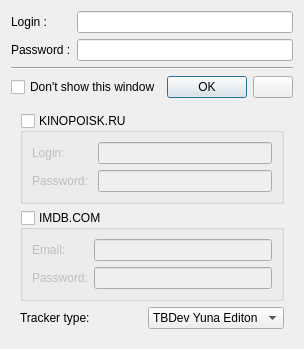
XpycT/BitTorrent-Uploader, file torrent-uploader/src/uploader/dialogs/welcomedialog.ui: the form before one commit.
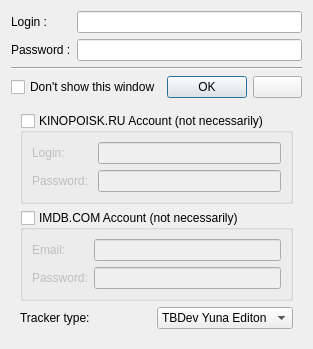
The form after the commit. Icons and pictures are not drawn.

Commit message: -исправление ошибок -добавлено получение метаданных медиа-файлов -Обновлен интерфейс плагинов -переписан плагин KINOPOISK.RU

Diff of the .ui file:
```diff
--- a/torrent-uploader/src/uploader/dialogs/welcomedialog.ui
+++ b/torrent-uploader/src/uploader/dialogs/welcomedialog.ui
@@ -104,7 +104,7 @@
       <item>
        <widget class="QGroupBox" name="groupBoxKP">
         <property name="title">
-         <string>KINOPOISK.RU</string>
+         <string>KINOPOISK.RU Account (not necessarily)</string>
         </property>
         <property name="checkable">
          <bool>true</bool>
@@ -147,7 +147,7 @@
       <item>
        <widget class="QGroupBox" name="groupBoxIMDB">
         <property name="title">
-         <string>IMDB.COM</string>
+         <string>IMDB.COM Account (not necessarily)</string>
         </property>
         <property name="checkable">
          <bool>true</bool>
```
The commit also changes 190 other files.
